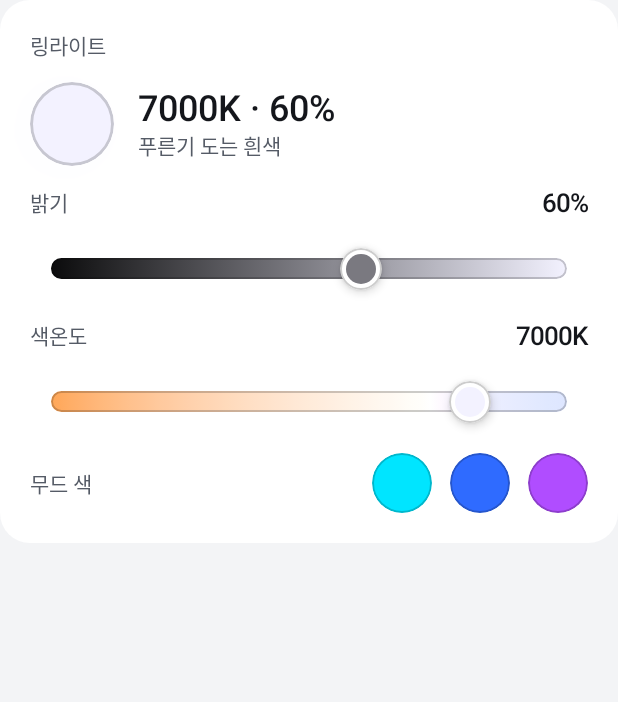
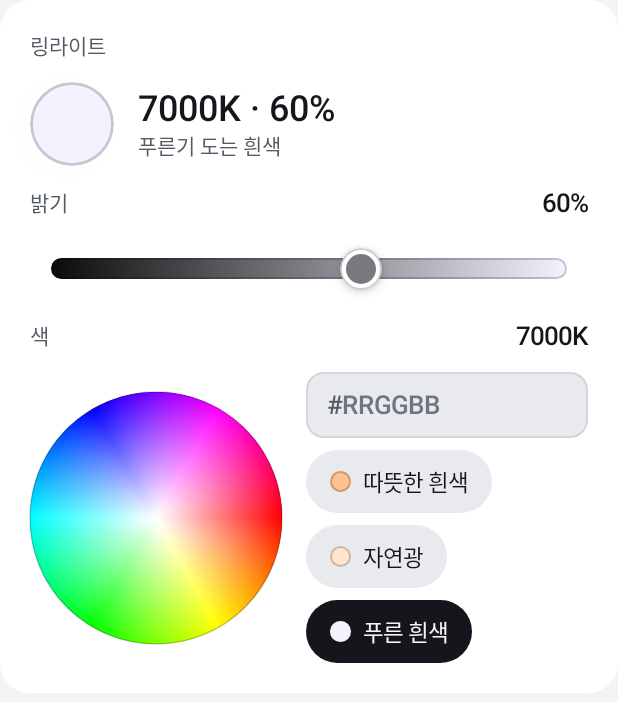
Before and after one commit to INseoOUT/HD_hollow, an Android app built with Jetpack Compose: the composable RingLightSection shown on its own in the app's theme, on a phone screen of 412 x 824 dp. Shown: the top 702 px of the screen. Run offline under Robolectric (Android 15) with nearby library versions, the phone set to English and light mode, and no system bars.

Commit message:
design: 무드 색을 색상환·헥사로 고르고 색온도는 흰 빛 톤 칩으로
- shared: 무드 색 값(preset)이 이름(cyan·blue·purple) 또는 "#RRGGBB". ColorTemp 에 moodArgb·parseHex·toHex·hsvToArgb·argbToHsv, LightingParams.normalizePreset(헥사는 대문자 표준 꼴), 흰 빛 톤 셋 WHITE_TONES(3500·5000·7000K). 슬라이더 단위(KELVIN_SLIDER_STEP)는 없앰
- shared: 프리셋(Scene)도 헥사 무드 색을 저장·복원하고 칩 색 점에 쓴다
- ui: ColorWheel.kt 신설 — 색상환(각도=색상, 거리=채도. 계산은 WheelMath), 헥사 입력(HexField), 흰 빛 톤 칩을 묶은 LightColorPicker. 링라이트 구역의 색온도 슬라이더(KelvinSlider)와 무드 색 점(MoodDots)을 대신한다
- ui: LightLabels 에 흰 빛 톤 이름(whiteTone), 헥사 무드 색의 느낌 문구("무드 색"). 다이얼 대상 문구 "색온도" → "흰 빛 톤"
- car: 고른 무드 색을 normalizePreset 으로 받는다(헥사 허용). 풀 라이트 안내 문구
- 단위 테스트 78개(shared 49, ui 12, car 13, phone 4): 헥사 읽기·쓰기·표준 꼴, 색상환 좌표↔색, 헥사 프리셋 저장·일치, 터치 위치↔색상·채도, 라벨

Co-Authored-By: Claude Fable 5.2 <noreply@anthropic.com>

```diff
--- a/poc/car/src/main/java/com/hdhollow/studio/car/LightPanel.kt
+++ b/poc/car/src/main/java/com/hdhollow/studio/car/LightPanel.kt
@@ -33,7 +33,7 @@ import com.hdhollow.studio.ui.StudioColors
 val PANEL_WIDTH = 420.dp
 
 /**
- * 조명 패널. 위에서부터: 이름·폰 연결 상태, 링라이트(지금 값·밝기·색온도·무드 색), 프리셋(기본 4 + 사용자, 추가·삭제),
+ * 조명 패널. 위에서부터: 이름·폰 연결 상태, 링라이트(지금 값·밝기·색: 색상환·헥사·흰 빛 톤), 프리셋(기본 4 + 사용자, 추가·삭제),
  * 차 화면(다이얼 대상, 앰비언트 연동·현재 값, 풀 라이트, 테마). 구역은 폰 화면과 같은 컴포넌트(poc/ui StudioSections)다.
  * 실내등·독서등은 패널에서 직접 만지지 않고 프리셋으로만 바뀐다(2026-11-09 결정).
  */
--- a/poc/car/src/main/java/com/hdhollow/studio/car/MainActivity.kt
+++ b/poc/car/src/main/java/com/hdhollow/studio/car/MainActivity.kt
@@ -240,7 +240,7 @@ private fun StudioScreen(
                 contentAlignment = Alignment.BottomCenter
             ) {
                 Text(
-                    "풀 라이트 · 다이얼로 밝기·색온도 조절 · 화면을 탭하면 돌아갑니다",
+                    "풀 라이트 · 다이얼로 밝기·흰 빛 톤 조절 · 화면을 탭하면 돌아갑니다",
                     color = Color.White.copy(alpha = 0.9f), style = MaterialTheme.typography.bodyLarge,
                     modifier = Modifier.padding(32.dp).background(Color(0x66000000), CircleShape).padding(horizontal = 22.dp, vertical = 12.dp),
                 )
--- a/poc/car/src/main/java/com/hdhollow/studio/car/StudioLight.kt
+++ b/poc/car/src/main/java/com/hdhollow/studio/car/StudioLight.kt
@@ -53,7 +53,7 @@ class StudioLight(private val now: () -> Long = System::currentTimeMillis) {
     val kelvin: Int get() = kelvinState
     val preset: String? get() = presetState
 
-    var dialColor by mutableStateOf(false) // 다이얼이 조절하는 대상: false=밝기, true=색온도 (화면 터치·nudge 로 전환)
+    var dialColor by mutableStateOf(false) // 다이얼이 조절하는 대상: false=밝기, true=흰 빛 톤(색온도) (화면 터치·nudge 로 전환)
     var ambientLinked by mutableStateOf(true) // 링라이트 색·밝기를 앰비언트에도 넣는다(패널 토글)
     var fullLight by mutableStateOf(false) // 풀 라이트 모드: 모니터·패널을 숨기고 앱 영역 전체를 조명으로
     var theme by mutableStateOf(StudioState.THEME_DEFAULT) // 차 화면 테마(실내 마감에 맞춘 어두운 세트)
@@ -83,7 +83,7 @@ class StudioLight(private val now: () -> Long = System::currentTimeMillis) {
     }
 
     fun choosePreset(name: String?) {
-        presetState = name?.takeIf { it in LightingParams.PRESETS }
+        presetState = LightingParams.normalizePreset(name)
         ts = now()
     }
 
--- a/poc/shared/src/main/kotlin/com/hdhollow/studio/shared/LightingParams.kt
+++ b/poc/shared/src/main/kotlin/com/hdhollow/studio/shared/LightingParams.kt
@@ -8,7 +8,7 @@ import org.json.JSONObject
  *
  * - [kelvin] 색온도. [preset] 이 null 일 때만 쓴다.
  * - [level] 밝기 0..1.
- * - [preset] 무드 색 이름([PRESETS] 중 하나) 또는 null(색온도 모드).
+ * - [preset] 무드 색: 색상환·헥사로 고른 "#RRGGBB" 또는 이름([PRESETS] 중 하나). null 이면 색온도 모드.
  * - [src] 보낸 쪽. 자기 것이 돌아오면 무시한다.
  * - [ts] 사용자가 이 값을 마지막으로 바꾼 시각(ms). 0 이면 한 번도 안 바꾼 기본값. 재접속 때 어느 쪽을 따를지 [supersedes] 가 정한다.
  *   기기 간 시계 차이는 [LinkSession] 이 HELLO 의 now 로 받는 쪽 시계에 맞춰 보정한다.
@@ -24,7 +24,7 @@ data class LightingParams(
     fun normalized(): LightingParams = copy(
         kelvin = kelvin.coerceIn(KELVIN_MIN, KELVIN_MAX),
         level = level.coerceIn(0f, 1f),
-        preset = preset?.takeIf { it in PRESETS },
+        preset = normalizePreset(preset),
     )
 
     /** 조명에 영향을 주는 값만 비교(src·ts 제외). 되돌아온 자기 값을 걸러낼 때 쓴다. */
@@ -52,11 +52,16 @@ data class LightingParams(
         const val KELVIN_MAX = 8000 // 6500K 위로는 푸른기가 돈다
         const val KELVIN_DEFAULT = 7000 // 기본은 푸른기 도는 흰색: 잡티·피부결이 덜 보인다 (2026-11-09 결정)
         const val KELVIN_DIAL_STEP = 250 // 다이얼 1칸
-        const val KELVIN_SLIDER_STEP = 100 // 슬라이더 단위
+        /** 화면에서 고르는 흰 빛 톤 셋(따뜻한 흰색·자연광·푸른 흰색). 그 사이 값은 다이얼·알림 버튼으로 간다. */
+        val WHITE_TONES: List<Int> = listOf(3500, 5000, KELVIN_DEFAULT)
         const val KELVIN_NOTIFICATION_STEP = 300 // 폰 알림 버튼 '따뜻하게·차갑게'
         const val LEVEL_DEFAULT = 0.6f
         const val LEVEL_DIAL_STEP = 0.05f
         val PRESETS: List<String> = listOf("cyan", "blue", "purple")
+
+        /** 무드 색 값을 표준 꼴로: 이름은 그대로, 헥사는 "#RRGGBB" 대문자로, 그 밖은 null. */
+        fun normalizePreset(preset: String?): String? =
+            preset?.let { if (it in PRESETS) it else ColorTemp.parseHex(it)?.let(ColorTemp::toHex) }
 
         /** v 가 다르면 null. 모르는 키는 무시하고 값은 범위로 맞춘다. */
         fun fromJson(text: String): LightingParams? = try {
--- a/poc/shared/src/main/kotlin/com/hdhollow/studio/shared/Scene.kt
+++ b/poc/shared/src/main/kotlin/com/hdhollow/studio/shared/Scene.kt
@@ -42,7 +42,7 @@ object Scenes {
 
     /** 프리셋 칩의 색 점: 무드 색 또는 색온도의 색. 둘 다 없으면 흰색. */
     fun argb(scene: Scene): Int =
-        scene.preset?.let { ColorTemp.MOOD_COLORS[it] } ?: scene.kelvin?.let(ColorTemp::kelvinToArgb) ?: 0xFFFFFFFF.toInt()
+        scene.preset?.let(ColorTemp::moodArgb) ?: scene.kelvin?.let(ColorTemp::kelvinToArgb) ?: 0xFFFFFFFF.toInt()
 
     /** 지금 조명 값과 같은 프리셋(칩 선택 표시용). 없으면 null. */
     fun matching(p: LightingParams, all: List<Scene> = BUILT_IN): Scene? = all.firstOrNull { s ->
@@ -78,7 +78,7 @@ object Scenes {
             name = o.getString("name"),
             level = o.getDouble("level").toFloat().coerceIn(0f, 1f),
             kelvin = if (o.isNull("kelvin")) null else o.getInt("kelvin").coerceIn(LightingParams.KELVIN_MIN, LightingParams.KELVIN_MAX),
-            preset = if (o.isNull("preset")) null else o.getString("preset").takeIf { it in LightingParams.PRESETS },
+            preset = if (o.isNull("preset")) null else LightingParams.normalizePreset(o.getString("preset")),
             ambientLinked = o.optBoolean("ambientLinked", true),
         )
     } catch (_: JSONException) {
--- a/poc/shared/src/main/kotlin/com/hdhollow/studio/shared/StudioState.kt
+++ b/poc/shared/src/main/kotlin/com/hdhollow/studio/shared/StudioState.kt
@@ -9,7 +9,7 @@ import org.json.JSONObject
  *
  * - [ambientLinked] 링라이트 색·밝기를 앰비언트에도 넣는다.
  * - [fullLight] 풀 라이트(모니터·패널을 숨기고 차 화면 전체를 조명으로).
- * - [dialColor] 다이얼이 조절하는 대상. false=밝기, true=색온도.
+ * - [dialColor] 다이얼이 조절하는 대상. false=밝기, true=흰 빛 톤(색온도).
  * - [theme] 차 화면 테마([THEMES] 중 하나. 실내 마감에 맞춘 어두운 세트). 폰 화면의 라이트·다크와는 별개다.
  * - [userScenes] 사용자 프리셋. 차가 저장하고 폰은 받아서 보여 준다(폰이 보낸 목록은 차가 무시한다).
  * - [src] 보낸 쪽.
--- /dev/null
+++ b/poc/ui/src/main/kotlin/com/hdhollow/studio/ui/ColorWheel.kt
@@ -0,0 +1,163 @@
+package com.hdhollow.studio.ui
+
+import androidx.compose.foundation.Canvas
+import androidx.compose.foundation.background
+import androidx.compose.foundation.border
+import androidx.compose.foundation.gestures.awaitEachGesture
+import androidx.compose.foundation.gestures.awaitFirstDown
+import androidx.compose.foundation.gestures.drag
+import androidx.compose.foundation.layout.Arrangement
+import androidx.compose.foundation.layout.Column
+import androidx.compose.foundation.layout.Row
+import androidx.compose.foundation.layout.fillMaxWidth
+import androidx.compose.foundation.layout.padding
+import androidx.compose.foundation.layout.size
+import androidx.compose.foundation.shape.RoundedCornerShape
+import androidx.compose.foundation.text.BasicTextField
+import androidx.compose.foundation.text.KeyboardOptions
+import androidx.compose.material3.MaterialTheme
+import androidx.compose.material3.Text
+import androidx.compose.runtime.Composable
+import androidx.compose.runtime.getValue
+import androidx.compose.runtime.mutableStateOf
+import androidx.compose.runtime.remember
+import androidx.compose.runtime.rememberUpdatedState
+import androidx.compose.runtime.setValue
+import androidx.compose.ui.Alignment
+import androidx.compose.ui.Modifier
+import androidx.compose.ui.geometry.Offset
+import androidx.compose.ui.geometry.Size
+import androidx.compose.ui.graphics.Brush
+import androidx.compose.ui.graphics.Color
+import androidx.compose.ui.graphics.SolidColor
+import androidx.compose.ui.graphics.drawscope.Stroke
+import androidx.compose.ui.input.pointer.pointerInput
+import androidx.compose.ui.semantics.contentDescription
+import androidx.compose.ui.semantics.semantics
+import androidx.compose.ui.text.input.ImeAction
+import androidx.compose.ui.text.input.KeyboardCapitalization
+import androidx.compose.ui.text.input.KeyboardType
+import androidx.compose.ui.unit.Dp
+import androidx.compose.ui.unit.IntSize
+import androidx.compose.ui.unit.dp
+import com.hdhollow.studio.shared.ColorTemp
+import com.hdhollow.studio.shared.LightingParams
+import kotlin.math.PI
+import kotlin.math.atan2
+import kotlin.math.cos
+import kotlin.math.hypot
+import kotlin.math.min
+import kotlin.math.sin
+
+/** 색상환 계산(순수). 각도는 색상, 중심에서의 거리는 채도다. 가운데가 흰색, 가장자리가 가장 진한 색. */
+object WheelMath {
+    /** 터치 위치([x],[y], 중심 기준) → [hue 0..360, sat 0..1]. 원 밖은 가장자리로 붙인다. */
+    fun hueSat(x: Float, y: Float, radius: Float): Pair<Float, Float> {
+        val hue = ((atan2(y, x) * 180f / PI.toFloat()) + 360f) % 360f
+        return hue to (hypot(x, y) / radius).coerceIn(0f, 1f)
+    }
+
+    /** [hue],[sat] 의 손잡이 위치(중심 기준). */
+    fun position(hue: Float, sat: Float, radius: Float): Pair<Float, Float> {
+        val rad = hue * PI.toFloat() / 180f
+        return cos(rad) * sat * radius to sin(rad) * sat * radius
+    }
+}
+
+private val HUES: List<Color> = (0 until 360).map { Color(ColorTemp.hsvToArgb(it.toFloat(), 1f)) }
+
+/**
+ * 원형 색상환. 누르거나 끌면 그 자리의 색(가장 밝은 값)을 [onPick] 으로 준다. 밝기는 밝기 슬라이더가 맡는다.
+ * [selected] 가 있으면 그 색의 색상·채도 자리에 손잡이를 그린다.
+ */
+@Composable
+fun ColorWheel(selected: Int?, onPick: (Int) -> Unit, modifier: Modifier = Modifier, size: Dp = 168.dp) {
+    val pick by rememberUpdatedState(onPick)
+    val ring = StudioColors.SwatchRing
+    Canvas(
+        modifier.size(size)
+            .semantics { contentDescription = "무드 색 색상환" }
+            .pointerInput(Unit) {
+                fun at(p: Offset, s: IntSize) {
+                    val r = min(s.width, s.height) / 2f
+                    val (h, sat) = WheelMath.hueSat(p.x - s.width / 2f, p.y - s.height / 2f, r)
+                    pick(ColorTemp.hsvToArgb(h, sat))
+                }
+                // 누른 순간부터 가져가서 패널의 세로 스크롤이 끌기를 뺏지 않게 한다
+                awaitEachGesture {
+                    val down = awaitFirstDown()
+                    down.consume()
+                    at(down.position, this.size)
+                    drag(down.id) { it.consume(); at(it.position, this.size) }
+                }
+            }
+    ) {
+        val r = this.size.minDimension / 2f
+        // 1도씩 부채꼴로 칠한다. sweepGradient 는 0°·180° 에 이음선이 보인다(폰 에뮬레이터에서 확인)
+        val box = Size(r * 2, r * 2)
+        val topLeft = Offset(center.x - r, center.y - r)
+        HUES.forEachIndexed { deg, c -> drawArc(c, deg - 0.5f, 2f, useCenter = true, topLeft = topLeft, size = box) }
+        drawCircle(Brush.radialGradient(listOf(Color.White, Color.Transparent), center, r), r, center)
+        drawCircle(ring, r, center, style = Stroke(1.dp.toPx()))
+        if (selected != null) {
+            val hsv = ColorTemp.argbToHsv(selected)
+            val (dx, dy) = WheelMath.position(hsv[0], hsv[1], r)
+            val c = Offset(center.x + dx, center.y + dy)
+            drawCircle(Color.White, 11.dp.toPx(), c)
+            drawCircle(Color(ColorTemp.hsvToArgb(hsv[0], hsv[1])), 8.dp.toPx(), c)
+            drawCircle(Color.Black.copy(alpha = 0.35f), 11.dp.toPx(), c, style = Stroke(1.dp.toPx()))
+        }
+    }
+}
+
+/** 헥사 입력("#" + 여섯 자리). 여섯 자리가 차면 바로 [onHex] 로 "#RRGGBB" 를 준다. [hex] 는 지금 무드 색(없으면 null). */
+@Composable
+fun HexField(hex: String?, onHex: (String) -> Unit, modifier: Modifier = Modifier) {
+    var text by remember(hex) { mutableStateOf(hex?.removePrefix("#").orEmpty()) }
+    val shape = RoundedCornerShape(12.dp)
+    Row(
+        modifier.background(StudioColors.SurfaceHigh, shape).border(1.dp, StudioColors.Line, shape).padding(horizontal = 14.dp, vertical = 12.dp),
+        verticalAlignment = Alignment.CenterVertically,
+    ) {
+        Text("#", color = StudioColors.TextDim, style = MaterialTheme.typography.titleMedium)
+        BasicTextField(
+            value = text,
+            onValueChange = { v ->
+                text = v.removePrefix("#").filter { it.isDigit() || it.lowercaseChar() in 'a'..'f' }.take(6).uppercase()
+                if (text.length == 6) onHex("#$text")
+            },
+            modifier = Modifier.weight(1f).semantics { contentDescription = "무드 색 헥사 값" },
+            singleLine = true,
+            textStyle = MaterialTheme.typography.titleMedium.copy(color = StudioColors.Text),
+            cursorBrush = SolidColor(StudioColors.Text),
+            keyboardOptions = KeyboardOptions(capitalization = KeyboardCapitalization.Characters, autoCorrect = false, keyboardType = KeyboardType.Ascii, imeAction = ImeAction.Done),
+            decorationBox = { inner ->
+                if (text.isEmpty()) Text("RRGGBB", color = StudioColors.TextFaint, style = MaterialTheme.typography.titleMedium)
+                inner()
+            },
+        )
+    }
+}
+
+/**
+ * 조명 색 고르기: 색상환 + 헥사 입력(무드 색) + 흰 빛 톤 칩 셋(색온도). 차 패널과 폰 화면이 같이 쓴다.
+ * 색상환·헥사로 고르면 [onMood] 에 "#RRGGBB", 칩을 누르면 [onKelvin] 에 그 색온도(무드 색은 풀린다).
+ */
+@Composable
+fun LightColorPicker(p: LightingParams, onMood: (String) -> Unit, onKelvin: (Int) -> Unit, modifier: Modifier = Modifier) {
+    val argb = p.preset?.let(ColorTemp::moodArgb)
+    Row(modifier, horizontalArrangement = Arrangement.spacedBy(16.dp), verticalAlignment = Alignment.CenterVertically) {
+        ColorWheel(argb, { onMood(ColorTemp.toHex(it)) })
+        Column(Modifier.weight(1f), verticalArrangement = Arrangement.spacedBy(8.dp)) {
+            HexField(argb?.let(ColorTemp::toHex), onMood, Modifier.fillMaxWidth())
+            LightingParams.WHITE_TONES.forEach { k ->
+                val on = p.preset == null && p.kelvin == k
+                StudioChip(
+                    LightLabels.whiteTone(k), selected = on,
+                    leading = { ColorDot(Color(ColorTemp.kelvinToArgb(k)), ring = if (on) StudioColors.Ink.copy(alpha = 0.35f) else StudioColors.SwatchRing) },
+                    onClick = { onKelvin(k) },
+                )
+            }
+        }
+    }
+}
--- a/poc/ui/src/main/kotlin/com/hdhollow/studio/ui/Controls.kt
+++ b/poc/ui/src/main/kotlin/com/hdhollow/studio/ui/Controls.kt
@@ -72,26 +72,6 @@ fun StudioChip(
 @Composable
 fun ColorDot(color: Color, size: Dp = 14.dp, modifier: Modifier = Modifier, ring: Color = StudioColors.SwatchRing) {
     Box(modifier.size(size).background(color, CircleShape).border(1.dp, ring, CircleShape))
-}
-
-/** 무드 색 세 개. 고른 색은 글자색 링과 틈으로 표시하고, 다시 누르면 푼다(색온도 모드로). */
-@Composable
-fun MoodDots(selected: String?, onSelect: (String?) -> Unit, dot: Dp = 40.dp) {
-    Row(horizontalArrangement = Arrangement.spacedBy(12.dp), verticalAlignment = Alignment.CenterVertically) {
-        LightingParams.PRESETS.forEach { name ->
-            val c = Color(ColorTemp.MOOD_COLORS.getValue(name))
-            val on = selected == name
-            Box(
-                Modifier.size(dot)
-                    .clip(CircleShape)
-                    .semantics { contentDescription = LightLabels.mood(name) }
-                    .selectable(on, role = Role.RadioButton) { onSelect(if (on) null else name) }
-                    .border(if (on) 3.dp else 1.dp, if (on) StudioColors.Text else StudioColors.SwatchRing, CircleShape)
-                    .padding(if (on) 6.dp else 0.dp)
-                    .background(c, CircleShape)
-            )
-        }
-    }
 }
 
 /** 둘 이상 중 하나를 고르는 분할 버튼(다이얼 대상 등). */
--- a/poc/ui/src/main/kotlin/com/hdhollow/studio/ui/LightLabels.kt
+++ b/poc/ui/src/main/kotlin/com/hdhollow/studio/ui/LightLabels.kt
@@ -5,7 +5,7 @@ import kotlin.math.roundToInt
 
 /** 조명 값을 사람 말로. 차 패널·폰 화면·플로팅 컨트롤이 같은 문구를 쓴다. */
 object LightLabels {
-    /** 무드 색 이름. 모르는 키는 그대로. */
+    /** 무드 색 이름. 색상환·헥사로 고른 색("#RRGGBB")과 모르는 키는 그대로. */
     fun mood(name: String): String = when (name) {
         "cyan" -> "시안"
         "blue" -> "블루"
@@ -16,13 +16,20 @@ object LightLabels {
     /** "7000K" 또는 "퍼플". */
     fun color(p: LightingParams): String = p.preset?.let(::mood) ?: "${p.kelvin}K"
 
+    /** 흰 빛 톤 칩의 이름([LightingParams.WHITE_TONES]). */
+    fun whiteTone(kelvin: Int): String = when {
+        kelvin < 4500 -> "따뜻한 흰색"
+        kelvin < 6600 -> "자연광"
+        else -> "푸른 흰색"
+    }
+
     fun percent(level: Float): String = "${(level * 100).roundToInt()}%"
 
     /** "7000K · 60%". */
     fun summary(p: LightingParams): String = "${color(p)} · ${percent(p.level)}"
 
     /** 색의 느낌. 색온도 구간 이름 또는 "시안 무드". 기본값 7000K 는 "푸른기 도는 흰색". */
-    fun tone(p: LightingParams): String = p.preset?.let { "${mood(it)} 무드" } ?: when {
+    fun tone(p: LightingParams): String = p.preset?.let { if (it.startsWith("#")) "무드 색" else "${mood(it)} 무드" } ?: when {
         p.kelvin < 3300 -> "따뜻한 전구색"
         p.kelvin < 4500 -> "따뜻한 흰색"
         p.kelvin < 5600 -> "자연광"
--- a/poc/ui/src/main/kotlin/com/hdhollow/studio/ui/Sliders.kt
+++ b/poc/ui/src/main/kotlin/com/hdhollow/studio/ui/Sliders.kt
@@ -21,9 +21,6 @@ import androidx.compose.ui.graphics.Brush
 import androidx.compose.ui.graphics.Color
 import androidx.compose.ui.graphics.lerp
 import androidx.compose.ui.unit.dp
-import com.hdhollow.studio.shared.ColorTemp
-import com.hdhollow.studio.shared.LightingParams
-import kotlin.math.roundToInt
 
 private val THUMB = 28.dp
 private val TRACK = 14.dp
@@ -84,20 +81,3 @@ fun LevelSlider(level: Float, tint: Color, onChange: (Float) -> Unit, modifier:
         modifier = modifier,
     )
 }
-
-/** 색온도. 트랙은 2700K(전구색) → 8000K(푸른빛)의 실제 색(ColorTemp). 단위는 슬라이더 단계(100K). */
-@Composable
-fun KelvinSlider(kelvin: Int, onChange: (Int) -> Unit, modifier: Modifier = Modifier) {
-    GradientSlider(
-        value = kelvin.toFloat(),
-        onValueChange = { v -> onChange((v / LightingParams.KELVIN_SLIDER_STEP).roundToInt() * LightingParams.KELVIN_SLIDER_STEP) },
-        colors = KELVIN_STOPS,
-        thumbColor = Color(ColorTemp.kelvinToArgb(kelvin)),
-        modifier = modifier,
-        valueRange = LightingParams.KELVIN_MIN.toFloat()..LightingParams.KELVIN_MAX.toFloat(),
-        steps = (LightingParams.KELVIN_MAX - LightingParams.KELVIN_MIN) / LightingParams.KELVIN_SLIDER_STEP - 1,
-    )
-}
-
-private val KELVIN_STOPS: List<Color> =
-    (LightingParams.KELVIN_MIN..LightingParams.KELVIN_MAX step LightingParams.KELVIN_SLIDER_STEP).map { Color(ColorTemp.kelvinToArgb(it)) }
--- a/poc/ui/src/main/kotlin/com/hdhollow/studio/ui/StudioSections.kt
+++ b/poc/ui/src/main/kotlin/com/hdhollow/studio/ui/StudioSections.kt
@@ -58,7 +58,11 @@ fun StudioSection(title: String, modifier: Modifier = Modifier, note: String? =
     }
 }
 
-/** 링라이트: 지금 값 읽기, 밝기·색온도 슬라이더, 무드 색. */
+/**
+ * 링라이트: 지금 값 읽기, 밝기, 색(색상환·헥사 입력·흰 빛 톤 칩).
+ * 색은 무드 색과 흰 빛(색온도) 중 하나다. 색상환이나 헥사로 고르면 무드 색이 되고([onMood] 에 "#RRGGBB"),
+ * 흰 빛 톤 칩을 누르면 그 색온도의 흰 빛으로 돌아간다([onKelvin]). 밝기는 어느 쪽이든 지금 색에 걸린다.
+ */
 @Composable
 fun RingLightSection(
     p: LightingParams,
@@ -72,12 +76,8 @@ fun RingLightSection(
         LightReadout(p)
         LabelValue("밝기", LightLabels.percent(p.level))
         LevelSlider(p.level, Color(ColorTemp.colorFor(p)), onLevel, Modifier.fillMaxWidth())
-        LabelValue("색온도", LightLabels.color(p))
-        KelvinSlider(p.kelvin, onKelvin, Modifier.fillMaxWidth())
-        Row(Modifier.fillMaxWidth(), horizontalArrangement = Arrangement.SpaceBetween, verticalAlignment = Alignment.CenterVertically) {
-            Text("무드 색", color = StudioColors.TextDim, style = MaterialTheme.typography.bodyMedium)
-            MoodDots(p.preset, onMood)
-        }
+        LabelValue("색", LightLabels.color(p))
+        LightColorPicker(p, onMood = { onMood(it) }, onKelvin = onKelvin, modifier = Modifier.fillMaxWidth())
     }
 }
 
@@ -149,7 +149,7 @@ fun CarScreenSection(
         Column(Modifier.alpha(if (enabled) 1f else 0.45f), verticalArrangement = Arrangement.spacedBy(14.dp)) {
             Column(verticalArrangement = Arrangement.spacedBy(6.dp)) {
                 Text("다이얼", color = StudioColors.TextDim, style = MaterialTheme.typography.bodyMedium)
-                Segmented(listOf("밝기", "색온도"), if (state.dialColor) 1 else 0, { onChange(state.copy(dialColor = it == 1)) }, Modifier.fillMaxWidth(), enabled)
+                Segmented(listOf("밝기", "흰 빛 톤"), if (state.dialColor) 1 else 0, { onChange(state.copy(dialColor = it == 1)) }, Modifier.fillMaxWidth(), enabled)
                 Text(LightLabels.dialStep(state.dialColor), color = StudioColors.TextDim, style = MaterialTheme.typography.bodySmall)
             }
             if (showAmbient) {
```
Also changed, not shown: poc/shared/src/main/kotlin/com/hdhollow/studio/shared/ColorTemp.kt (+56 -2 lines), 5 other files.
